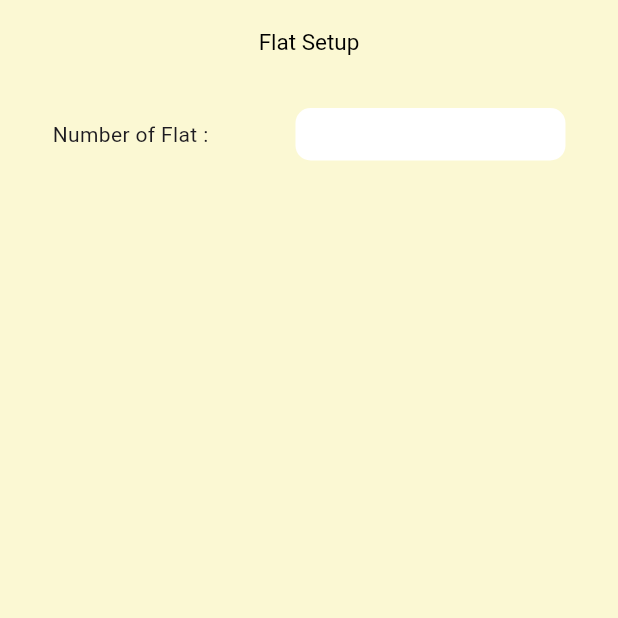
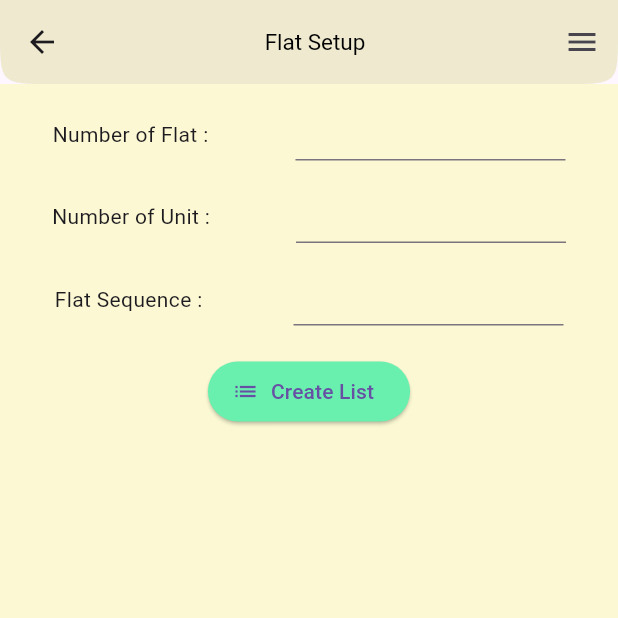
Before and after one commit to Khairulasif/Flutter_All_Widgets, a Flutter app: the FlatSetupTest2 screen opened directly, on a phone screen of 412 x 824 dp, the top half of it. Run offline on Flutter 3.47's test engine with Material 3 defaults, Android fonts, the light colour scheme and no system bars.

Commit message:
commit office

```diff
--- a/lib/flatSetup2.dart
+++ b/lib/flatSetup2.dart
@@ -3,12 +3,11 @@ import 'package:flutter/material.dart';
 class FlatSetupTest2 extends StatelessWidget {
   FlatSetupTest2({super.key});
 
-  double fem = 1.0;
 
-  double ffem = 1.0;
 
   final appbar = AppBar(
     backgroundColor: Color(0xfffbf8d3),
+    // backgroundColor: Colors.greenAccent,
     title: Center(
       child: Text(
         "Flat Setup",
@@ -21,6 +20,27 @@ class FlatSetupTest2 extends StatelessWidget {
         ),
       ),
     ),
+    shape: ContinuousRectangleBorder(
+      borderRadius: BorderRadius.only(
+        bottomLeft: Radius.circular(35),
+        bottomRight: Radius.circular(35),
+      ),
+    ),
+    elevation: 4.0,
+    leading: IconButton(
+      icon: Icon(Icons.arrow_back),
+      onPressed: () {
+        // Handle back button press
+      },
+    ),
+    actions: [
+      IconButton(
+        icon: Icon(Icons.menu),
+        onPressed: () {
+          // Handle menu icon press
+        },
+      ),
+    ], // Set the elevation to add a shadow
   );
 
   @override
@@ -43,16 +63,67 @@ class FlatSetupTest2 extends StatelessWidget {
                 Container(
                   child: Text("Number of Flat :"),
                 ),
-                SizedBox(width: 20,),
+                SizedBox(
+                  width: 20,
+                ),
                 Container(
-                    width: 180,
-                    height: 35,
-                    decoration: BoxDecoration(
-                        borderRadius: BorderRadius.circular(10),
-                        color: Colors.white)
-                )
+                  width: 180,
+                  height: 35,
+                  child: TextFormField(),
+                ),
               ],
-            )
+            ),
+            SizedBox(height: 20),
+            Row(
+              mainAxisAlignment: MainAxisAlignment.spaceEvenly,
+              children: [
+                Container(
+                  child: Text("Number of Unit :"),
+                ),
+                SizedBox(
+                  width: 20,
+                ),
+                Container(
+                  width: 180,
+                  height: 35,
+                  child: TextFormField(),
+                ),
+              ],
+            ),
+            SizedBox(
+              height: 20,
+            ),
+            Row(
+              mainAxisAlignment: MainAxisAlignment.spaceEvenly,
+              children: [
+                Container(
+                  child: Text("Flat Sequence :"),
+                ),
+                SizedBox(
+                  width: 20,
+                ),
+                Container(
+                  width: 180,
+                  height: 35,
+                  child: TextFormField(),
+                ),
+              ],
+            ),
+            SizedBox(height: 20),
+            Row(
+              mainAxisAlignment: MainAxisAlignment.center,
+              children: [
+                ElevatedButton.icon(
+                  onPressed: () {},
+                  label: Text("Create List"),
+                  icon: Icon(Icons.list),
+                  style: ButtonStyle(
+                    backgroundColor: MaterialStateProperty.all<Color>(Colors
+                        .greenAccent), // Change Colors.blue to the color you want
+                  ),
+                ),
+              ],
+            ),
           ],
         ),
       ),
--- a/lib/main.dart
+++ b/lib/main.dart
@@ -88,14 +88,18 @@ import 'draggableScrollableSheet.dart';
 import 'drawerHeader.dart';
 import 'drawerWidget.dart';
 import 'dropDownButton.dart';
+import 'dropdownMenu.dart';
 import 'elevatedButton.dart';
 import 'errorDetails.dart';
 import 'errorWidget.dart';
 import 'expandIconWidget.dart';
 import 'expandedWidget.dart';
+import 'expansionPanel.dart';
 import 'expansionPanelList.dart';
+import 'expense.dart';
 import 'flatSetup2.dart';
 import 'flatSetupTest.dart';
+import 'income.dart';
 import 'mediQueryAndOrientation.dart';
 import 'mediaQuery_doubleInfinity.dart';
 
@@ -112,7 +116,7 @@ class MyApp extends StatelessWidget {
   Widget build(BuildContext context) {
     return MaterialApp(
     // return CupertinoApp(
-      home: FlatSetupTest2(),
+      home: Widget097(),
       // showSemanticsDebugger: true,
       debugShowCheckedModeBanner: false,
     );
```
Also changed, not shown: lib/dropdownMenu.dart (added, +132 -0 lines), lib/expansionPanel.dart (added, +36 -0 lines), lib/expense.dart (added, +238 -0 lines), lib/income.dart (added, +86 -0 lines).
